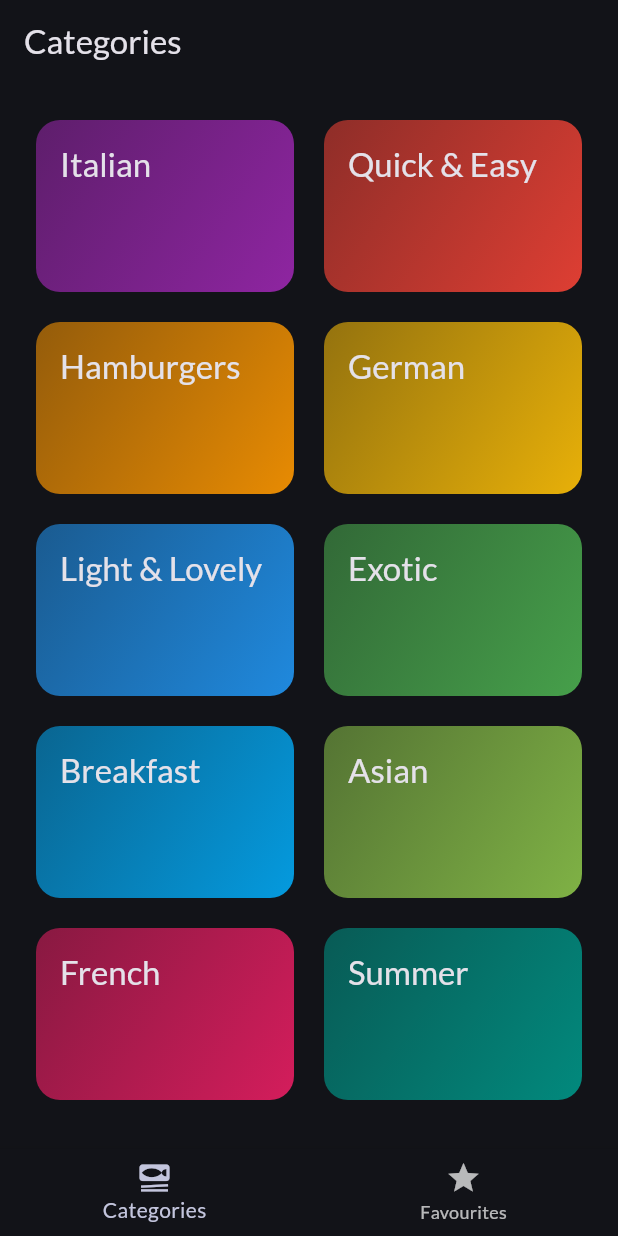
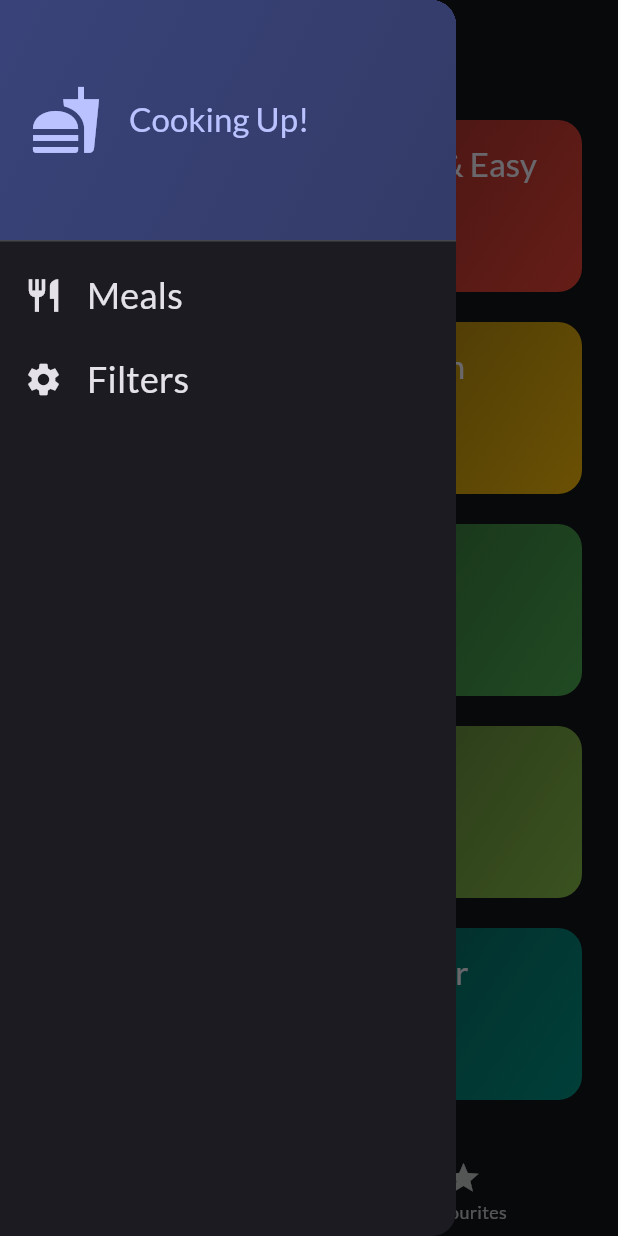
Before and after one commit to MinhAnh2610/Flutter_Projects, a Flutter app: the screen it shows after launch, with the side drawer open (before the commit the screen has no drawer), on a phone screen of 412 x 824 dp. Run offline on Flutter 3.47's test engine with Material 3 defaults, Android fonts, the phone set to English and light mode, and no system bars; our stand-ins replace google_fonts, transparent_image.

Commit message:
feat: side drawer

```diff
--- a/meals_app/lib/screens/tabs.dart
+++ b/meals_app/lib/screens/tabs.dart
@@ -2,6 +2,7 @@ import 'package:flutter/material.dart';
 import 'package:meals_app/models/meal.dart';
 import 'package:meals_app/screens/categories.dart';
 import 'package:meals_app/screens/meals.dart';
+import 'package:meals_app/widgets/main_drawer.dart';
 
 class TabsScreen extends StatefulWidget {
   const TabsScreen({super.key});
@@ -18,9 +19,9 @@ class _TabsScreenState extends State<TabsScreen> {
 
   void _showInfoMessage(String message) {
     ScaffoldMessenger.of(context).clearSnackBars();
-    ScaffoldMessenger.of(context).showSnackBar(
-      SnackBar(content: Text(message),)
-    );
+    ScaffoldMessenger.of(
+      context,
+    ).showSnackBar(SnackBar(content: Text(message)));
   }
 
   void _toggleMealFavouriteStatus(Meal meal) {
@@ -59,6 +60,7 @@ class _TabsScreenState extends State<TabsScreen> {
 
     return Scaffold(
       appBar: AppBar(title: Text(activePageTitle)),
+      drawer: const MainDrawer(),
       body: activePage,
       bottomNavigationBar: BottomNavigationBar(
         onTap: _selectPage,
--- /dev/null
+++ b/meals_app/lib/widgets/main_drawer.dart
@@ -0,0 +1,82 @@
+// ignore_for_file: deprecated_member_use
+
+import 'package:flutter/material.dart';
+
+class MainDrawer extends StatelessWidget {
+  const MainDrawer({super.key});
+
+  @override
+  Widget build(BuildContext context) {
+    return Drawer(
+      child: Column(
+        children: [
+          DrawerHeader(
+            padding: const EdgeInsets.all(20),
+            decoration: BoxDecoration(
+              gradient: LinearGradient(
+                colors: [
+                  Theme.of(context).colorScheme.primaryContainer,
+                  Theme.of(
+                    context,
+                  ).colorScheme.primaryContainer.withOpacity(0.8),
+                ],
+                begin: Alignment.topLeft,
+                end: Alignment.bottomRight,
+              ),
+            ),
+            child: Row(
+              children: [
+                Icon(
+                  Icons.fastfood,
+                  size: 48,
+                  color: Theme.of(context).colorScheme.primary,
+                ),
+                const SizedBox(width: 18),
+                Text(
+                  'Cooking Up!',
+                  style: Theme.of(context).textTheme.titleLarge!.copyWith(
+                    color: Theme.of(context).colorScheme.primary,
+                  ),
+                ),
+              ],
+            ),
+          ),
+          ListTile(
+            leading: Icon(
+              Icons.restaurant,
+              size: 26,
+              color: Theme.of(context).colorScheme.onBackground,
+            ),
+            title: Text(
+              'Meals',
+              style: Theme.of(context).textTheme.titleSmall!.copyWith(
+                color: Theme.of(context).colorScheme.onBackground,
+                fontSize: 24,
+              ),
+            ),
+            onTap: () {
+
+            },
+          ),
+          ListTile(
+            leading: Icon(
+              Icons.settings,
+              size: 26,
+              color: Theme.of(context).colorScheme.onBackground,
+            ),
+            title: Text(
+              'Filters',
+              style: Theme.of(context).textTheme.titleSmall!.copyWith(
+                color: Theme.of(context).colorScheme.onBackground,
+                fontSize: 24,
+              ),
+            ),
+            onTap: () {
+
+            },
+          ),
+        ],
+      ),
+    );
+  }
+}
```
